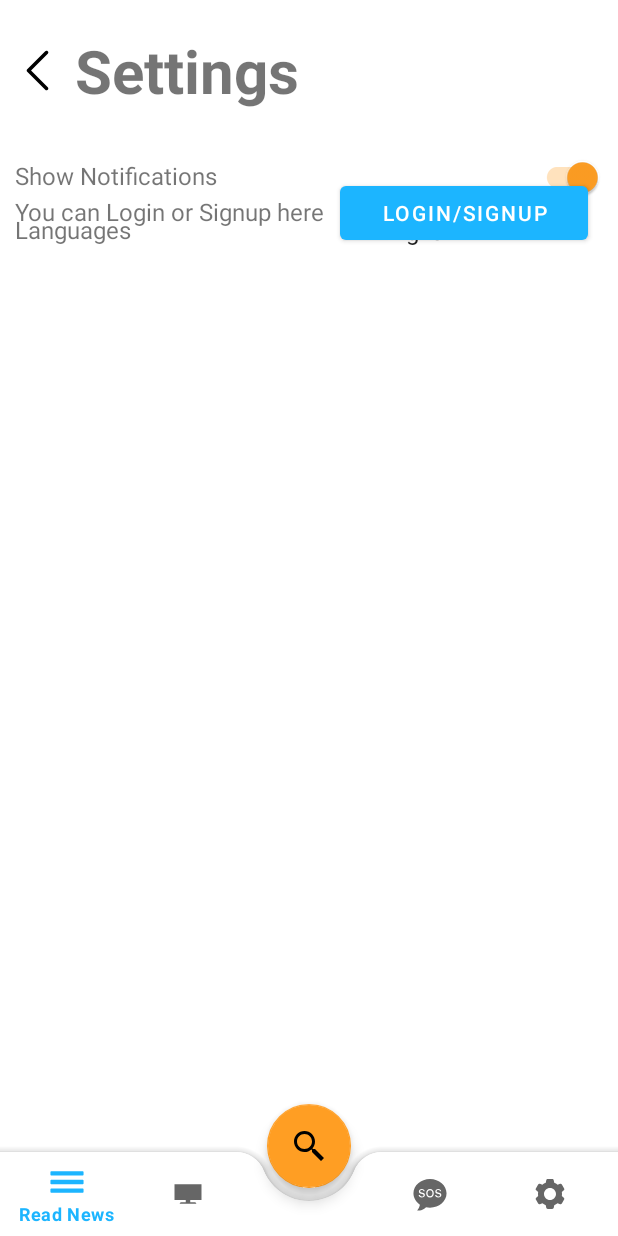
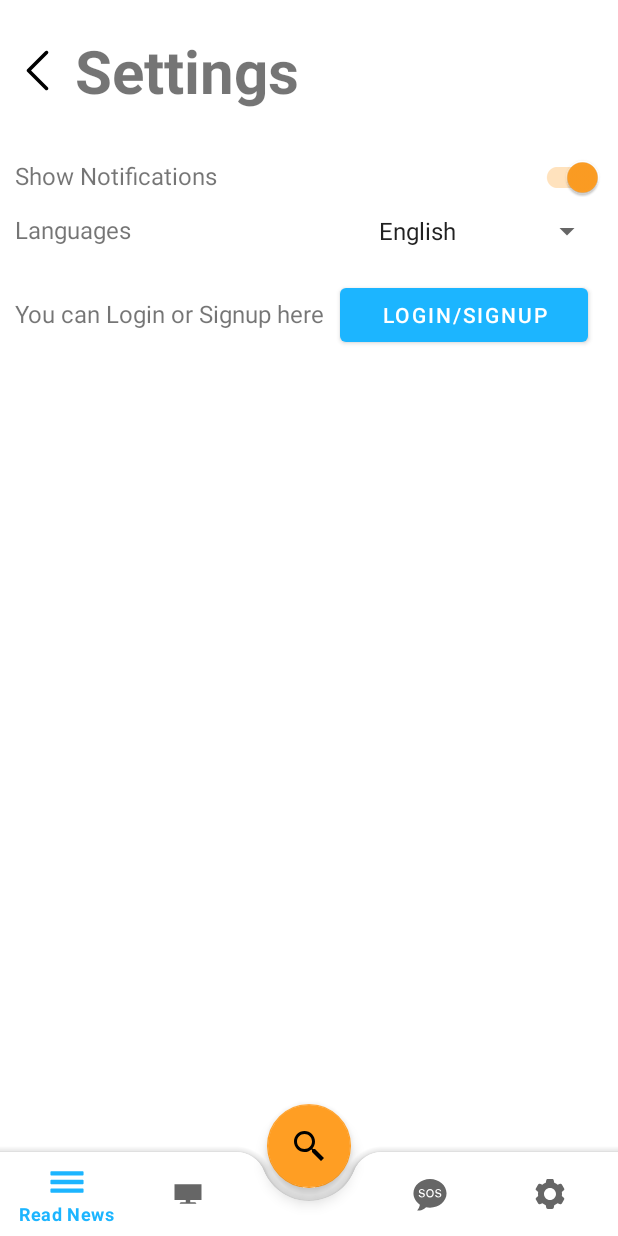
Before and after one commit to ritikmalhotra7/Reporter-Application, an Android app: the SettingFragment screen opened through its navigation route, on a phone screen of 412 x 824 dp. Run offline under Robolectric (Android 15) with nearby library versions, the phone set to English and light mode, and no system bars; our stand-ins replace Room's generated code, navigation-ui; pictures from the network do not load; 5 statements that could not run were skipped.

```diff
--- a/app/src/main/res/layout/fragment_setting.xml
+++ b/app/src/main/res/layout/fragment_setting.xml
@@ -88,6 +88,8 @@
         android:layout_marginHorizontal="10dp"
         android:layout_marginTop="20dp"
         android:orientation="horizontal"
+        app:layout_constraintTop_toBottomOf="@id/ll3"
+        app:layout_constraintVertical_bias="1"
         app:layout_constraintBottom_toBottomOf="parent">
 
         <TextView
```
Also changed, not shown: app/src/main/java/com/complete/newsreporter/ui/SettingFragment.kt (+8 -0 lines).
